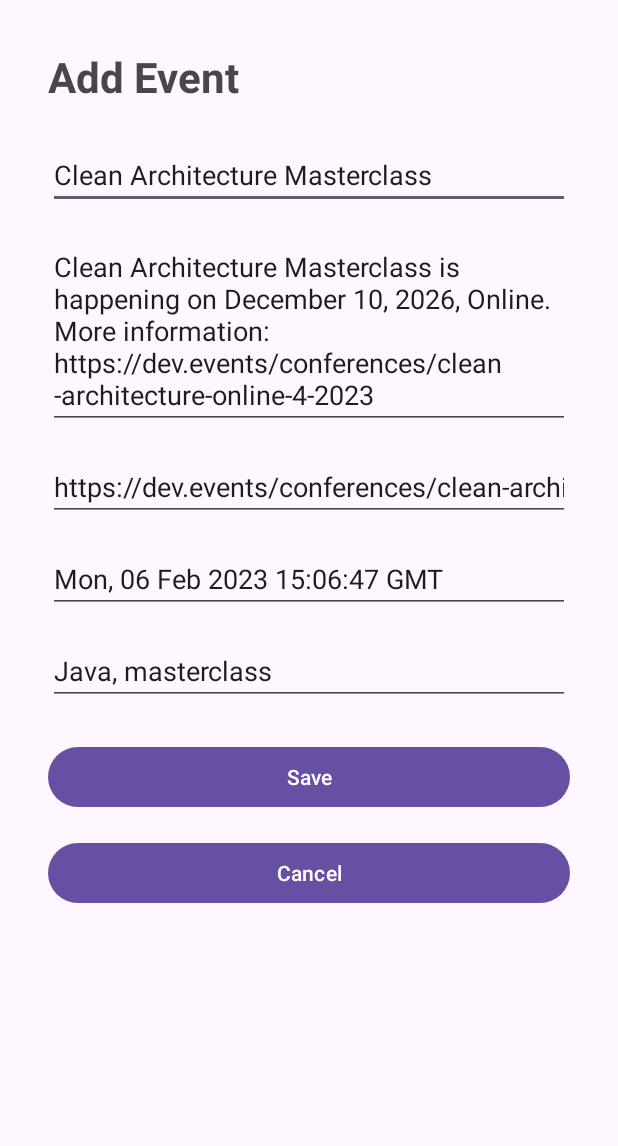
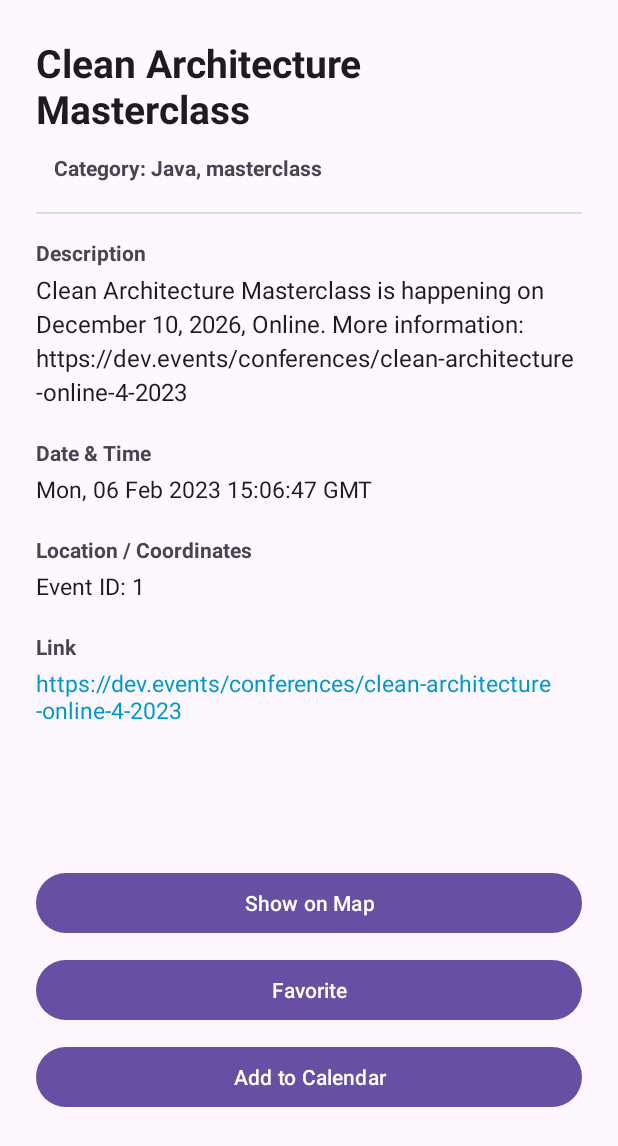
Before and after one commit to WillGusackov/PlaceMarkDemo-lab1, an Android app: the EventListActivity screen opened directly, with no data from a screen before it, after a tap on "Clean Architecture Masterclass", on a phone screen of 412 x 824 dp. Shown: the top 1146 px of the screen. Run offline under Robolectric (Android 15) with nearby library versions, the phone set to English and light mode, and no system bars; our stand-ins replace Timber.

Commit message:
layout changes, add to calandar, favoirte and show on maps but not implemented yet

```diff
--- a/assgn1app/app/src/main/AndroidManifest.xml
+++ b/assgn1app/app/src/main/AndroidManifest.xml
@@ -40,6 +40,10 @@
             android:name=".main.EventListActivity"
             android:exported="false" />
 
+        <activity
+            android:name=".main.EventDetailActivity"
+            android:exported="false" />
+
 
     </application>
 
--- /dev/null
+++ b/assgn1app/app/src/main/java/com/example/assgn1_app/main/EventDetailActivity.kt
@@ -0,0 +1,99 @@
+package com.example.assgn1_app.main
+
+import android.content.Intent
+import android.os.Bundle
+import android.provider.CalendarContract
+import android.widget.Button
+import android.widget.TextView
+import android.widget.Toast
+import androidx.core.net.toUri
+import androidx.appcompat.app.AppCompatActivity
+import com.example.assgn1_app.R
+import com.example.assgn1_app.eventsPack.EventData
+import com.example.assgn1_app.maps.MapsActivity
+import timber.log.Timber
+
+class EventDetailActivity : AppCompatActivity() {
+
+    private var isFavorite = false
+
+    override fun onCreate(savedInstanceState: Bundle?) {
+        super.onCreate(savedInstanceState)
+        setContentView(R.layout.info_item)
+
+        val eventId = intent.getLongExtra("id", -1L)
+        Timber.d("EventDetailActivity started for event id=$eventId")
+
+        val event = EventData.eventsStore.findOne(eventId)
+        if (event == null) {
+            Timber.e("Event with id $eventId not found")
+            Toast.makeText(this, "Event not found", Toast.LENGTH_SHORT).show()
+            finish()
+            return
+        }
+
+        val titleText = findViewById<TextView>(R.id.titleText)
+        val categoryText = findViewById<TextView>(R.id.categoryText)
+        val descriptionText = findViewById<TextView>(R.id.descriptionText)
+        val pubDateText = findViewById<TextView>(R.id.pubDateText)
+        val coordinatesText = findViewById<TextView>(R.id.coordinatesText)
+        val linkText = findViewById<TextView>(R.id.linkText)
+
+        titleText.text = event.title
+        categoryText.text = if (event.category.isNotEmpty()) "Category: ${event.category}" else "Category: General"
+        descriptionText.text = if (event.description.isNotEmpty()) event.description else "No description available."
+        pubDateText.text = if (event.pubDate.isNotEmpty()) event.pubDate else "N/A"
+        coordinatesText.text = "Event ID: ${event.id}"
+        linkText.text = if (event.link.isNotEmpty()) event.link else "N/A"
+
+        if (event.link.isNotEmpty()) {
+            linkText.setOnClickListener {
+                try {
+                    val openUrlIntent = Intent(Intent.ACTION_VIEW, event.link.toUri())
+                    startActivity(openUrlIntent)
+                } catch (e: Exception) {
+                    Timber.e(e, "Error opening link: ${event.link}")
+                }
+            }
+        }
+
+        val showOnMapButton = findViewById<Button>(R.id.showOnMapButton)
+        val favoriteButton = findViewById<Button>(R.id.favoriteButton)
+        val addToCalendarButton = findViewById<Button>(R.id.addToCalendarButton)
+        val backButton = findViewById<Button>(R.id.backButton)
+
+        showOnMapButton.setOnClickListener {
+            Timber.d("Show on Map clicked for event id=${event.id}")
+            val intent = Intent(this, MapsActivity::class.java)
+            intent.putExtra("title", event.title)
+            startActivity(intent)
+        }
+
+        favoriteButton.setOnClickListener {
+            isFavorite = !isFavorite
+            val message = if (isFavorite) "Added '${event.title}' to Favorites" else "Removed '${event.title}' from Favorites"
+            Timber.d("Favorite toggled: $message")
+            Toast.makeText(this, message, Toast.LENGTH_SHORT).show()
+        }
+
+        addToCalendarButton.setOnClickListener {
+            Timber.d("Add to Calendar clicked for event title='${event.title}'")
+            val calendarIntent = Intent(Intent.ACTION_INSERT).apply {
+                data = CalendarContract.Events.CONTENT_URI
+                putExtra(CalendarContract.Events.TITLE, event.title)
+                putExtra(CalendarContract.Events.DESCRIPTION, event.description)
+            }
+            try {
+                startActivity(calendarIntent)
+            } catch (e: Exception) {
+                Timber.e(e, "Failed to launch calendar intent")
+                Toast.makeText(this, "No calendar app found", Toast.LENGTH_SHORT).show()
+            }
+        }
+
+        backButton.setOnClickListener {
+            Timber.d("Back button clicked in EventDetailActivity")
+            finish()
+        }
+    }
+}
--- a/assgn1app/app/src/main/java/com/example/assgn1_app/main/EventListActivity.kt
+++ b/assgn1app/app/src/main/java/com/example/assgn1_app/main/EventListActivity.kt
@@ -38,8 +38,8 @@ class EventListActivity : AppCompatActivity() {
             events = EventData.eventsStore.findAll(),
             listener = object : OnEventListener {
                 override fun onEventClick(event: EventItem) {
-                    Timber.d("Editing event id=${event.id}, title=${event.title}")
-                    val intent = Intent(this@EventListActivity, AddEditActivity::class.java)
+                    Timber.d("Opening event details for id=${event.id}, title=${event.title}")
+                    val intent = Intent(this@EventListActivity, EventDetailActivity::class.java)
                     intent.putExtra("id", event.id)
                     startActivity(intent)
                 }
--- /dev/null
+++ b/assgn1app/app/src/main/java/com/example/assgn1_app/maps/MapsActivity.kt
@@ -0,0 +1,4 @@
+package com.example.assgn1_app.maps
+
+class MapsActivity {
+}
--- /dev/null
+++ b/assgn1app/app/src/main/res/layout/activity_maps.xml
@@ -0,0 +1,6 @@
+<?xml version="1.0" encoding="utf-8"?>
+<androidx.constraintlayout.widget.ConstraintLayout xmlns:android="http://schemas.android.com/apk/res/android"
+    android:layout_width="match_parent"
+    android:layout_height="match_parent">
+
+</androidx.constraintlayout.widget.ConstraintLayout>
--- /dev/null
+++ b/assgn1app/app/src/main/res/layout/info_item.xml
@@ -0,0 +1,159 @@
+<?xml version="1.0" encoding="utf-8"?>
+<ScrollView xmlns:android="http://schemas.android.com/apk/res/android"
+    xmlns:tools="http://schemas.android.com/tools"
+    android:layout_width="match_parent"
+    android:layout_height="match_parent"
+    android:fillViewport="true">
+
+    <LinearLayout
+        android:layout_width="match_parent"
+        android:layout_height="wrap_content"
+        android:orientation="vertical"
+        android:padding="24dp">
+
+        <!-- Title -->
+        <TextView
+            android:id="@+id/titleText"
+            android:layout_width="match_parent"
+            android:layout_height="wrap_content"
+            android:textSize="26sp"
+            android:textStyle="bold"
+            android:textColor="?android:attr/textColorPrimary"
+            android:layout_marginBottom="8dp"
+            tools:text="Event / Item Title" />
+
+        <!-- Category -->
+        <TextView
+            android:id="@+id/categoryText"
+            android:layout_width="wrap_content"
+            android:layout_height="wrap_content"
+            android:textSize="14sp"
+            android:textStyle="bold"
+            android:textColor="?android:attr/textColorSecondary"
+            android:paddingHorizontal="12dp"
+            android:paddingVertical="4dp"
+            android:layout_marginBottom="16dp"
+            tools:text="Category: Tech" />
+
+        <!-- Divider -->
+        <View
+            android:layout_width="match_parent"
+            android:layout_height="1dp"
+            android:background="?android:attr/listDivider"
+            android:layout_marginBottom="16dp" />
+
+        <!-- Description Section -->
+        <TextView
+            android:layout_width="match_parent"
+            android:layout_height="wrap_content"
+            android:text="@string/label_description"
+            android:textSize="14sp"
+            android:textStyle="bold"
+            android:textColor="?android:attr/textColorSecondary"
+            android:layout_marginBottom="4dp" />
+
+        <TextView
+            android:id="@+id/descriptionText"
+            android:layout_width="match_parent"
+            android:layout_height="wrap_content"
+            android:textSize="16sp"
+            android:lineSpacingExtra="4dp"
+            android:textColor="?android:attr/textColorPrimary"
+            android:layout_marginBottom="20dp"
+            tools:text="Detailed description of the selected item goes here..." />
+
+        <!-- Date / Publication Date Section -->
+        <TextView
+            android:layout_width="match_parent"
+            android:layout_height="wrap_content"
+            android:text="@string/label_date_time"
+            android:textSize="14sp"
+            android:textStyle="bold"
+            android:textColor="?android:attr/textColorSecondary"
+            android:layout_marginBottom="4dp" />
+
+        <TextView
+            android:id="@+id/pubDateText"
+            android:layout_width="match_parent"
+            android:layout_height="wrap_content"
+            android:textSize="15sp"
+            android:textColor="?android:attr/textColorPrimary"
+            android:layout_marginBottom="20dp"
+            tools:text="Mon, 30 Mar 2026 10:00:00 GMT" />
+
+        <!-- Location / Coordinates Section -->
+        <TextView
+            android:layout_width="match_parent"
+            android:layout_height="wrap_content"
+            android:text="@string/label_location"
+            android:textSize="14sp"
+            android:textStyle="bold"
+            android:textColor="?android:attr/textColorSecondary"
+            android:layout_marginBottom="4dp" />
+
+        <TextView
+            android:id="@+id/coordinatesText"
+            android:layout_width="match_parent"
+            android:layout_height="wrap_content"
+            android:textSize="15sp"
+            android:textColor="?android:attr/textColorPrimary"
+            android:layout_marginBottom="20dp"
+            tools:text="Lat: 53.3498, Lng: -6.2603" />
+
+        <!-- Link Section -->
+        <TextView
+            android:layout_width="match_parent"
+            android:layout_height="wrap_content"
+            android:text="@string/label_link"
+            android:textSize="14sp"
+            android:textStyle="bold"
+            android:textColor="?android:attr/textColorSecondary"
+            android:layout_marginBottom="4dp" />
+
+        <TextView
+            android:id="@+id/linkText"
+            android:layout_width="match_parent"
+            android:layout_height="wrap_content"
+            android:textSize="15sp"
+            android:textColor="@android:color/holo_blue_dark"
+            android:layout_marginBottom="24dp"
+            tools:text="https://example.com/event" />
+
+        <!-- Spacer pushing action buttons toward bottom when content is short -->
+        <View
+            android:layout_width="match_parent"
+            android:layout_height="0dp"
+            android:layout_weight="1" />
+
+        <!-- Action Buttons -->
+        <Button
+            android:id="@+id/showOnMapButton"
+            android:layout_width="match_parent"
+            android:layout_height="wrap_content"
+            android:layout_marginBottom="10dp"
+            android:text="@string/show_on_map" />
+
+        <Button
+            android:id="@+id/favoriteButton"
+            android:layout_width="match_parent"
+            android:layout_height="wrap_content"
+            android:layout_marginBottom="10dp"
+            android:text="@string/favorite" />
+
+        <Button
+            android:id="@+id/addToCalendarButton"
+            android:layout_width="match_parent"
+            android:layout_height="wrap_content"
+            android:layout_marginBottom="10dp"
+            android:text="@string/add_to_calendar" />
+
+        <Button
+            android:id="@+id/backButton"
+            style="?android:attr/borderlessButtonStyle"
+            android:layout_width="match_parent"
+            android:layout_height="wrap_content"
+            android:text="@string/back" />
+
+    </LinearLayout>
+
+</ScrollView>
--- a/assgn1app/app/src/main/res/values/strings.xml
+++ b/assgn1app/app/src/main/res/values/strings.xml
@@ -43,4 +43,12 @@
         libero vel nunc consequat, quis tincidunt nisl eleifend. Cras bibendum enim a justo luctus
         vestibulum. Fusce dictum libero quis erat maximus, vitae volutpat diam dignissim.
     </string>
+    <string name="label_description">Description</string>
+    <string name="label_date_time">Date &amp; Time</string>
+    <string name="label_location">Location / Coordinates</string>
+    <string name="label_link">Link</string>
+    <string name="show_on_map">Show on Map</string>
+    <string name="favorite">Favorite</string>
+    <string name="add_to_calendar">Add to Calendar</string>
+    <string name="back">Back</string>
 </resources>
```
